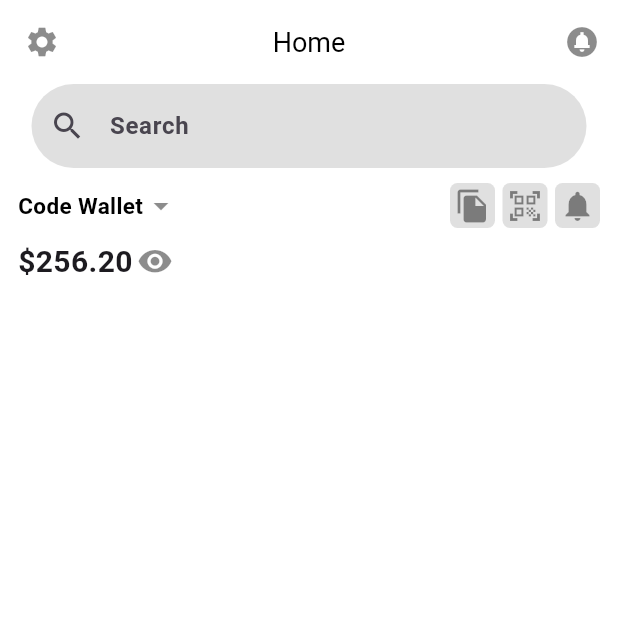
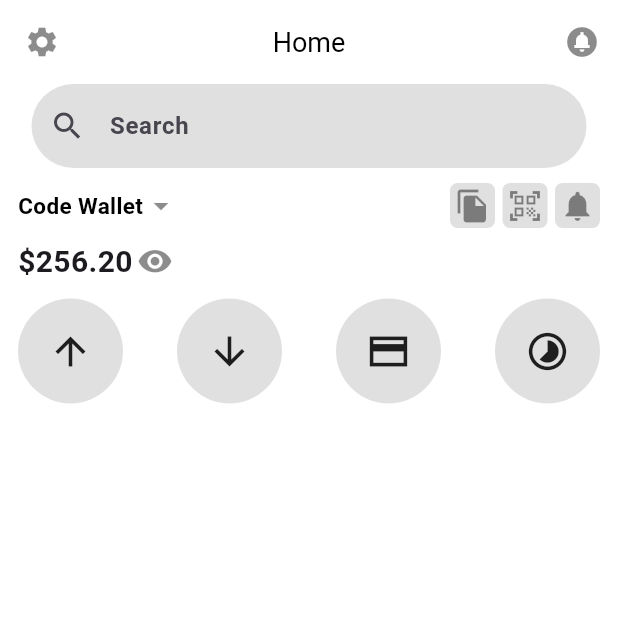
Before and after one commit to hiwaamirii/Trustwallet-UI-Flutter, a Flutter app: the screen it shows after launch, on a phone screen of 412 x 824 dp, the top half of it. Run offline on Flutter 3.47's test engine with Material 3 defaults, Android fonts, the phone set to English and light mode, and no system bars.

Commit message:
Send & Receive & Buy & Earn Buttons Row

```diff
--- a/lib/Screens/home_screen.dart
+++ b/lib/Screens/home_screen.dart
@@ -146,7 +146,75 @@ class _HomeScreenState extends State<HomeScreen> {
                 ),
               ],
             ),
-          )
+          ),
+          const SizedBox(height: 10),
+          Padding(
+            padding: const EdgeInsets.only(right: 12, left: 12),
+            child: Row(
+              mainAxisAlignment: MainAxisAlignment.spaceBetween,
+              children: [
+                Container(
+                  width: 70,
+                  height: 70,
+                  decoration: const BoxDecoration(
+                    shape: BoxShape.circle,
+                    color: Colors.black12,
+                  ),
+                  child: const Center(
+                    child: Icon(
+                      Icons.arrow_upward,
+                      size: 30,
+                    ),
+                  ),
+                ),
+                const SizedBox(width: 10),
+                Container(
+                  width: 70,
+                  height: 70,
+                  decoration: const BoxDecoration(
+                    shape: BoxShape.circle,
+                    color: Colors.black12,
+                  ),
+                  child: const Center(
+                    child: Icon(
+                      Icons.arrow_downward,
+                      size: 30,
+                    ),
+                  ),
+                ),
+                const SizedBox(width: 10),
+                Container(
+                  width: 70,
+                  height: 70,
+                  decoration: const BoxDecoration(
+                    shape: BoxShape.circle,
+                    color: Colors.black12,
+                  ),
+                  child: const Center(
+                    child: Icon(
+                      Icons.credit_card_sharp,
+                      size: 30,
+                    ),
+                  ),
+                ),
+                const SizedBox(width: 10),
+                Container(
+                  width: 70,
+                  height: 70,
+                  decoration: const BoxDecoration(
+                    shape: BoxShape.circle,
+                    color: Colors.black12,
+                  ),
+                  child: const Center(
+                    child: Icon(
+                      Icons.timelapse_rounded,
+                      size: 30,
+                    ),
+                  ),
+                ),
+              ],
+            ),
+          ),
         ],
       ),
     );
```
